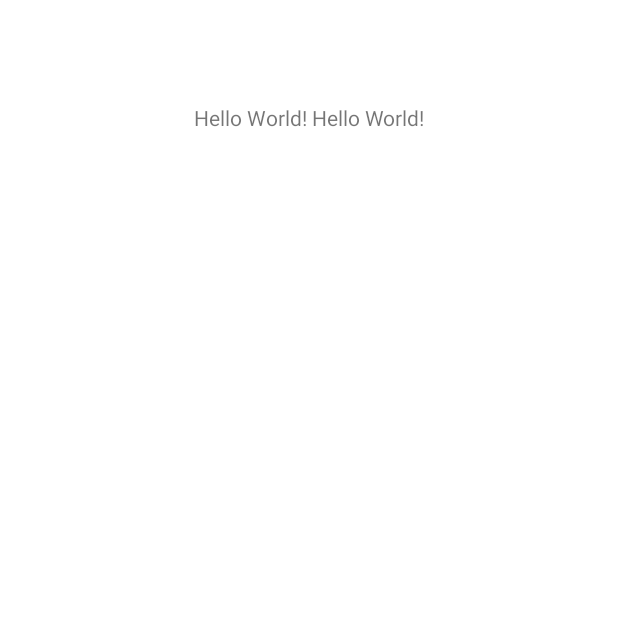
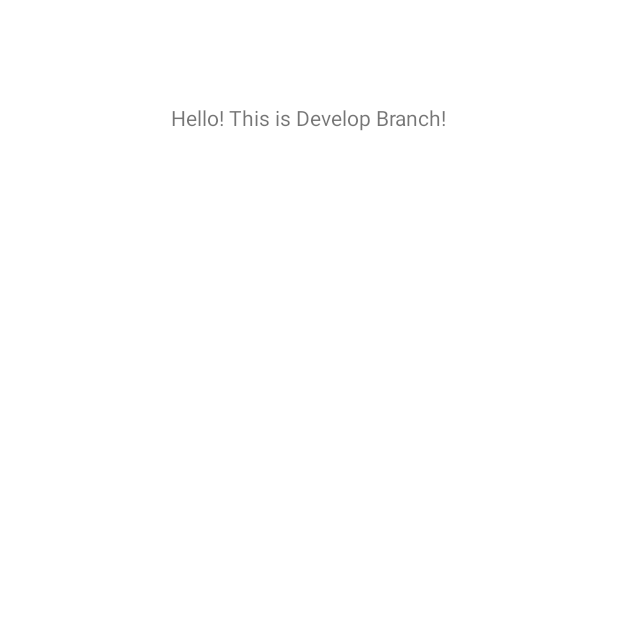
Before and after one commit to habadong/FeatureBox, an Android app: the screen it shows after launch (MainActivity), on a phone screen of 412 x 824 dp, the part 543-1161 px from its top. Before the commit the part shown is almost empty. Run offline under Robolectric (Android 15) with nearby library versions, the phone set to English and light mode, and no system bars.

Commit message:
5/31 create develop branch

```diff
--- a/FeatureBox/app/src/main/res/layout/activity_main.xml
+++ b/FeatureBox/app/src/main/res/layout/activity_main.xml
@@ -9,7 +9,7 @@
     <TextView
         android:layout_width="wrap_content"
         android:layout_height="wrap_content"
-        android:text="Hello World! Hello World!"
+        android:text="Hello! This is Develop Branch!"
         app:layout_constraintBottom_toBottomOf="parent"
         app:layout_constraintEnd_toEndOf="parent"
         app:layout_constraintStart_toStartOf="parent"
```
